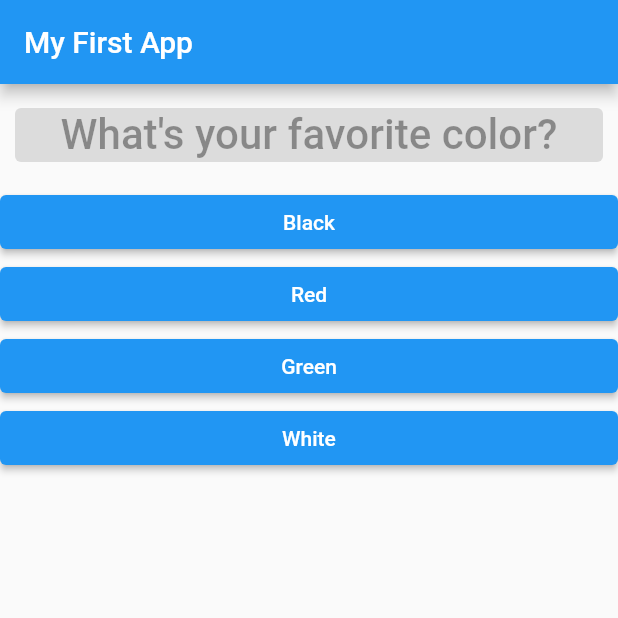
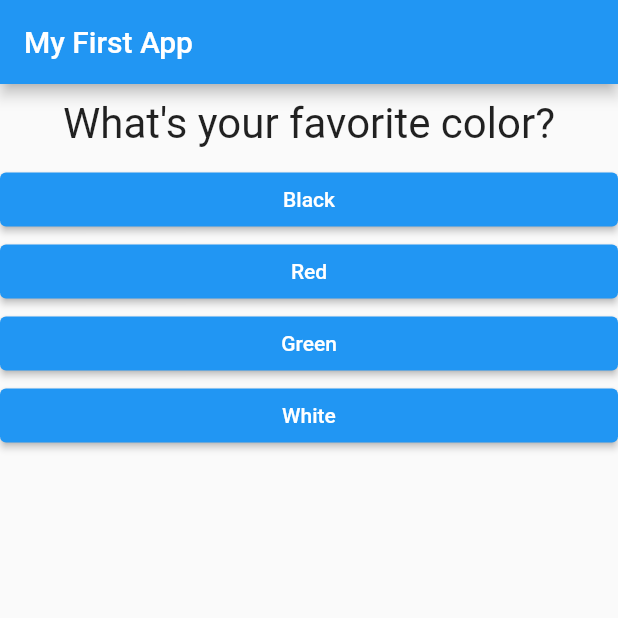
Before and after one commit to AriAlanPR/fluttercourse, a Flutter app: the screen it shows after launch, on a phone screen of 412 x 824 dp, the top half of it. Run offline on Flutter 3.47's test engine with Material 2 defaults, Android fonts, the phone set to English and light mode, and no system bars.

Commit message:
added question widget

```diff
--- a/lib/question.dart
+++ b/lib/question.dart
@@ -10,12 +10,11 @@ class Question extends StatelessWidget {
     return Container(
       width: double.infinity,
       margin: EdgeInsets.all(10),
-      child: ElevatedButton(
-          child: Text(
+      child: Text(
         questionText,
         style: TextStyle(fontSize: 28),
         textAlign: TextAlign.center,
-      )),
+      ),
     );
   }
 }
```
